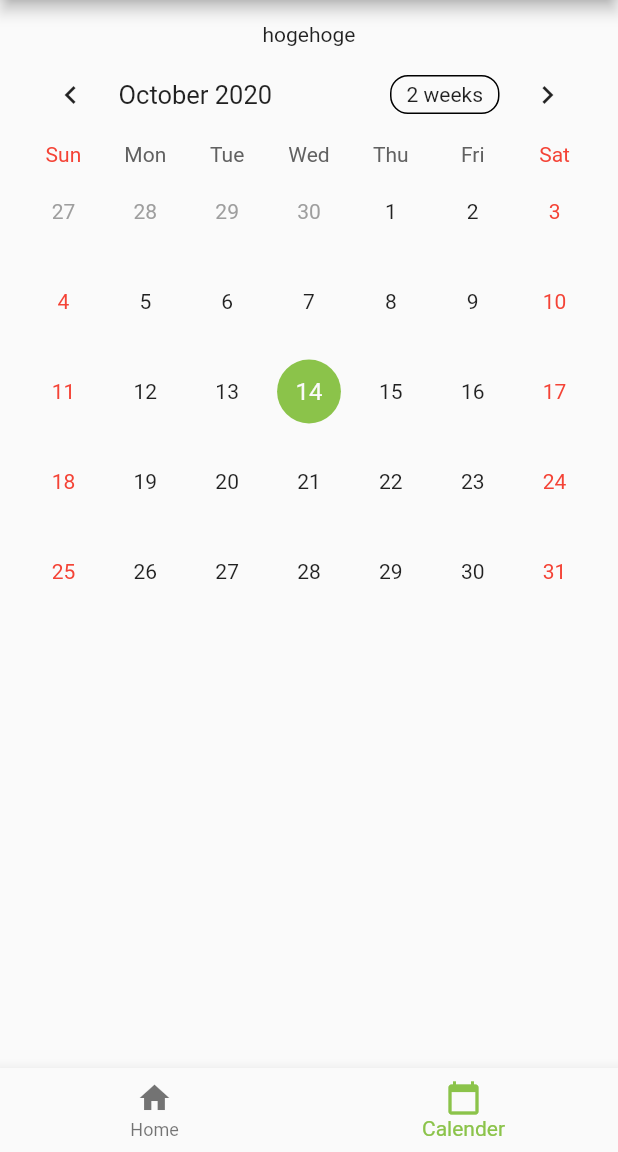
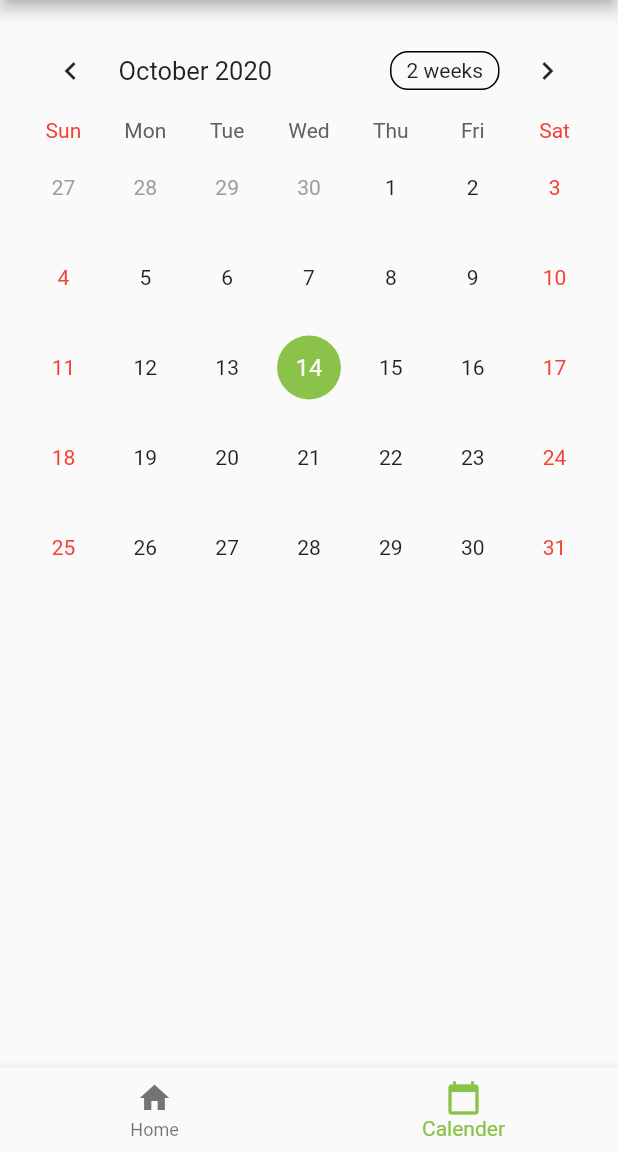
Before and after one commit to watasuke102/ExpNote, a Flutter app: the screen it shows after launch, swiped to page 2, on a phone screen of 412 x 824 dp, the part 84-1236 px from its top. Run offline on Flutter 3.47's test engine with Material 2 defaults, Android fonts, the phone set to English and light mode, and no system bars; drawn by our look-alikes of table_calendar.

Commit message:
Update: 不要部分の削除

```diff
--- a/lib/pages/calanderPage.dart
+++ b/lib/pages/calanderPage.dart
@@ -51,7 +51,6 @@ class _CalanderPageState extends State<CalanderPage>
           mainAxisAlignment: MainAxisAlignment.start,
           children: <Widget>
           [
-            Text('hogehoge'),
             TableCalendar
             (
               calendarController: _calendarController,
```
